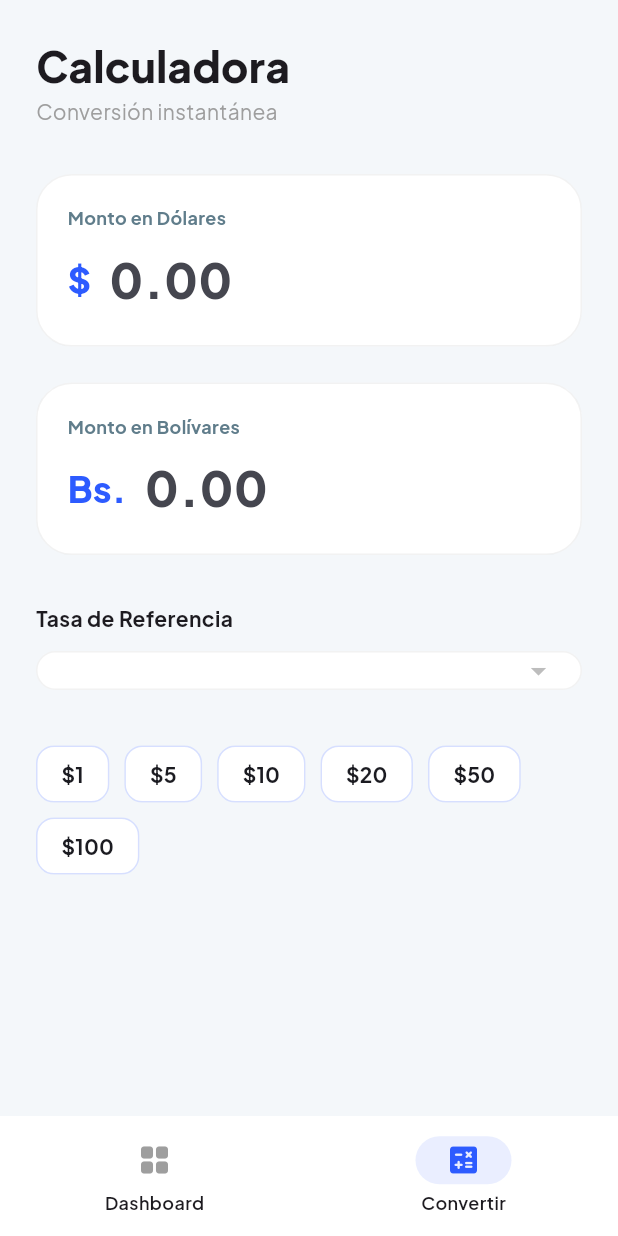
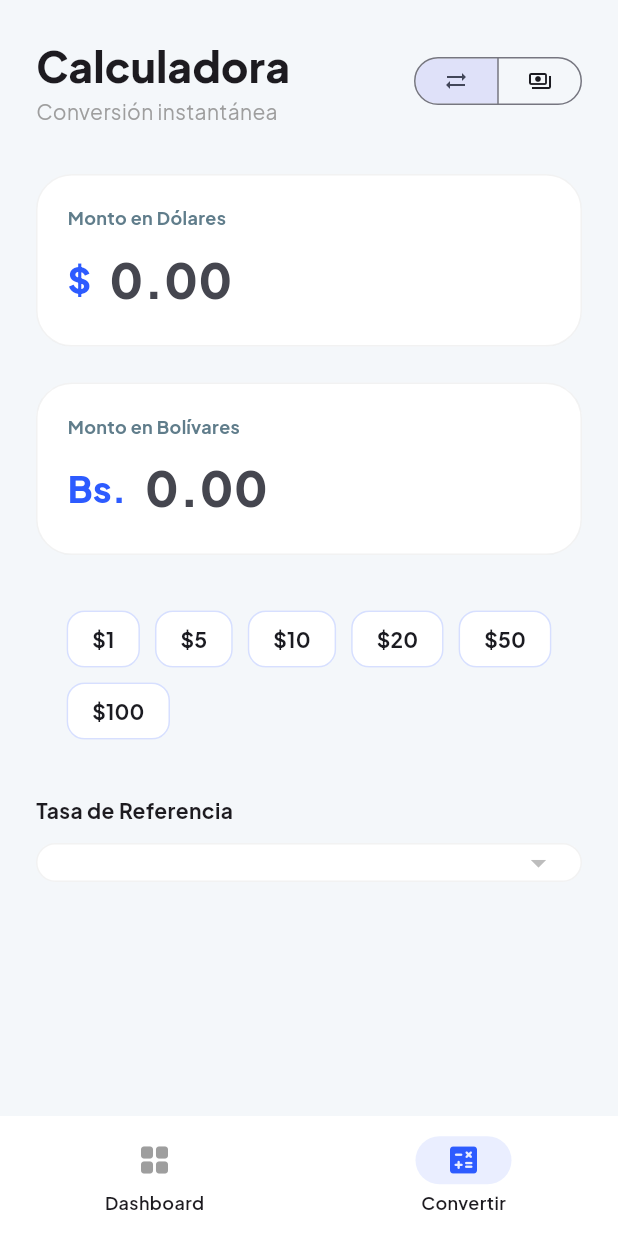
Before and after one commit to codethug-tech/Tasa-al-Dia, a Flutter app: the screen it shows after launch, item 2 of the bottom bar chosen, on a phone screen of 412 x 824 dp. Run offline on Flutter 3.47's test engine with Material 3 defaults, Android fonts, the light colour scheme and no system bars; our stand-ins replace google_fonts; network calls fail.

Commit message:
Add 'No Tengo Vuelto' calculator feature

```diff
--- a/frontend/tasa_al_dia/lib/main.dart
+++ b/frontend/tasa_al_dia/lib/main.dart
@@ -19,10 +19,10 @@ class TasaAlDiaApp extends StatelessWidget {
       theme: ThemeData(
         useMaterial3: true,
         colorScheme: ColorScheme.fromSeed(
-          seedColor: const Color(0xFF2D5BFF), // Electric Blue from Stitch
+          seedColor: const Color(0xFF2D5BFF),
           primary: const Color(0xFF2D5BFF),
-          secondary: const Color(0xFF00C853), // Emerald Green
-          surface: const Color(0xFFF4F7FA), // Soft Slate Background
+          secondary: const Color(0xFF00C853),
+          surface: const Color(0xFFF4F7FA),
         ),
         textTheme: GoogleFonts.plusJakartaSansTextTheme(),
         scaffoldBackgroundColor: const Color(0xFFF4F7FA),
@@ -344,8 +344,14 @@ class ConverterDashboard extends StatefulWidget {
 class _ConverterDashboardState extends State<ConverterDashboard> {
   final TextEditingController _usdController = TextEditingController();
   final TextEditingController _vesController = TextEditingController();
+
+  // Vuelto specific controllers
+  final TextEditingController _totalUsdController = TextEditingController();
+  final TextEditingController _billUsdController = TextEditingController();
+
   String? _selectedKey;
   bool _isUpdating = false;
+  int _converterType = 0; // 0 for Calculator, 1 for Vuelto
 
   @override
   void initState() {
@@ -371,6 +377,18 @@ class _ConverterDashboardState extends State<ConverterDashboard> {
     _isUpdating = false;
   }
 
+  double? _calculateVuelto() {
+    if (_selectedKey == null) return null;
+    final double? total = double.tryParse(_totalUsdController.text);
+    final double? bill = double.tryParse(_billUsdController.text);
+    final double rate = double.parse(widget.rates[_selectedKey]['rate'].toString());
+
+    if (total != null && bill != null && bill >= total) {
+      return (bill - total) * rate;
+    }
+    return null;
+  }
+
   @override
   Widget build(BuildContext context) {
     return SingleChildScrollView(
@@ -378,13 +396,31 @@ class _ConverterDashboardState extends State<ConverterDashboard> {
       child: Column(
         crossAxisAlignment: CrossAxisAlignment.start,
         children: [
-          Text("Calculadora", style: GoogleFonts.plusJakartaSans(fontSize: 28, fontWeight: FontWeight.w800)),
-          const Text("Conversión instantánea", style: TextStyle(color: Colors.grey)),
+          Row(
+            mainAxisAlignment: MainAxisAlignment.spaceBetween,
+            children: [
+              Column(
+                crossAxisAlignment: CrossAxisAlignment.start,
+                children: [
+                  Text(_converterType == 0 ? "Calculadora" : "Vuelto", style: GoogleFonts.plusJakartaSans(fontSize: 28, fontWeight: FontWeight.w800)),
+                  Text(_converterType == 0 ? "Conversión instantánea" : "Calcula el cambio en Bs.", style: const TextStyle(color: Colors.grey)),
+                ],
+              ),
+              SegmentedButton<int>(
+                segments: const [
+                  ButtonSegment(value: 0, icon: Icon(Icons.sync_alt, size: 16)),
+                  ButtonSegment(value: 1, icon: Icon(Icons.payments_outlined, size: 16)),
+                ],
+                selected: {_converterType},
+                onSelectionChanged: (set) => setState(() => _converterType = set.first),
+                showSelectedIcon: false,
+                style: const ButtonStyle(visualDensity: VisualDensity.compact),
+              ),
+            ],
+          ),
           const SizedBox(height: 32),
 
-          _buildInputGroup("Monto en Dólares", "USD", _usdController, true),
-          const SizedBox(height: 24),
-          _buildInputGroup("Monto en Bolívares", "VES", _vesController, false),
+          if (_converterType == 0) _buildStandardConverter() else _buildVueltoCalculator(),
 
           const SizedBox(height: 32),
           Text("Tasa de Referencia", style: GoogleFonts.plusJakartaSans(fontSize: 14, fontWeight: FontWeight.w700)),
@@ -401,15 +437,75 @@ class _ConverterDashboardState extends State<ConverterDashboard> {
               ),
             ),
           ),
-
-          const SizedBox(height: 32),
-          _buildQuickActions(),
         ],
       ),
     );
   }
 
-  Widget _buildInputGroup(String label, String currency, TextEditingController controller, bool isUsd) {
+  Widget _buildStandardConverter() {
+    return Column(
+      children: [
+        _buildInputGroup("Monto en Dólares", "USD", _usdController, true),
+        const SizedBox(height: 24),
+        _buildInputGroup("Monto en Bolívares", "VES", _vesController, false),
+        const SizedBox(height: 32),
+        _buildQuickActions(),
+      ],
+    );
+  }
+
+  Widget _buildVueltoCalculator() {
+    final double? vuelto = _calculateVuelto();
+    return Column(
+      children: [
+        _buildInputGroup("Total de la Compra", "USD", _totalUsdController, true, onUpdate: (_) => setState(() {})),
+        const SizedBox(height: 16),
+        _buildInputGroup("¿Con cuánto pagas?", "USD", _billUsdController, true, onUpdate: (_) => setState(() {})),
+        const SizedBox(height: 24),
+        if (vuelto != null)
+          Container(
+            width: double.infinity,
+            padding: const EdgeInsets.all(24),
+            decoration: BoxDecoration(
+              gradient: const LinearGradient(colors: [Color(0xFF00C853), Color(0xFF64DD17)]),
+              borderRadius: BorderRadius.circular(24),
+              boxShadow: [BoxShadow(color: const Color(0xFF00C853).withOpacity(0.3), blurRadius: 15, offset: const Offset(0, 8))],
+            ),
+            child: Column(
+              children: [
+                const Text("EL CAMBIO EN BOLÍVARES ES:", style: TextStyle(color: Colors.white70, fontSize: 10, fontWeight: FontWeight.bold, letterSpacing: 1)),
+                const SizedBox(height: 8),
+                Text(
+                  "Bs. ${vuelto.toStringAsFixed(2)}",
+                  style: GoogleFonts.plusJakartaSans(color: Colors.white, fontSize: 36, fontWeight: FontWeight.w900),
+                ),
+                Text(
+                  "Diferencia: \$${(double.parse(_billUsdController.text) - double.parse(_totalUsdController.text)).toStringAsFixed(2)} USD",
+                  style: const TextStyle(color: Colors.white60, fontSize: 12),
+                ),
+                const SizedBox(height: 16),
+                IconButton.filled(
+                  onPressed: () {
+                    Clipboard.setData(ClipboardData(text: vuelto.toStringAsFixed(2)));
+                    ScaffoldMessenger.of(context).showSnackBar(const SnackBar(content: Text("Monto del vuelto copiado")));
+                  },
+                  icon: const Icon(Icons.copy_all_rounded, color: Color(0xFF00C853)),
+                  style: IconButton.styleFrom(backgroundColor: Colors.white),
+                ),
+              ],
+            ),
+          )
+        else
+          Container(
+            padding: const EdgeInsets.all(24),
+            decoration: BoxDecoration(color: Colors.black.withOpacity(0.02), borderRadius: BorderRadius.circular(24), border: Border.all(color: Colors.black12, style: BorderStyle.dashed)),
+            child: const Center(child: Text("Ingresa los montos para calcular el cambio", style: TextStyle(color: Colors.grey, fontSize: 12))),
+          ),
+      ],
+    );
+  }
+
+  Widget _buildInputGroup(String label, String currency, TextEditingController controller, bool isUsd, {Function(String)? onUpdate}) {
     return Container(
       padding: const EdgeInsets.all(20),
       decoration: BoxDecoration(color: Colors.white, borderRadius: BorderRadius.circular(24), border: Border.all(color: Colors.black.withOpacity(0.05))),
@@ -425,8 +521,10 @@ class _ConverterDashboardState extends State<ConverterDashboard> {
               Expanded(
                 child: TextField(
                   controller: controller,
-                  keyboardType: TextInputType.number,
-                  onChanged: (v) => _convert(v, isUsd),
+                  keyboardType: const TextInputType.numberWithOptions(decimal: true),
+                  onChanged: (v) {
+                    if (onUpdate != null) onUpdate(v); else _convert(v, isUsd);
+                  },
                   style: GoogleFonts.plusJakartaSans(fontSize: 32, fontWeight: FontWeight.w800),
                   decoration: const InputDecoration(hintText: "0.00", border: InputBorder.none, contentPadding: EdgeInsets.zero),
                 ),
@@ -439,9 +537,10 @@ class _ConverterDashboardState extends State<ConverterDashboard> {
   }
 
   Widget _buildQuickActions() {
+    final amounts = [1, 5, 10, 20, 50, 100];
     return Wrap(
       spacing: 10,
-      children: [1, 5, 10, 20, 50, 100].map((a) => ActionChip(
+      children: amounts.map((a) => ActionChip(
         label: Text("\$$a", style: const TextStyle(fontWeight: FontWeight.bold)),
         onPressed: () { _usdController.text = a.toString(); _convert(a.toString(), true); },
         backgroundColor: Colors.white,
```
